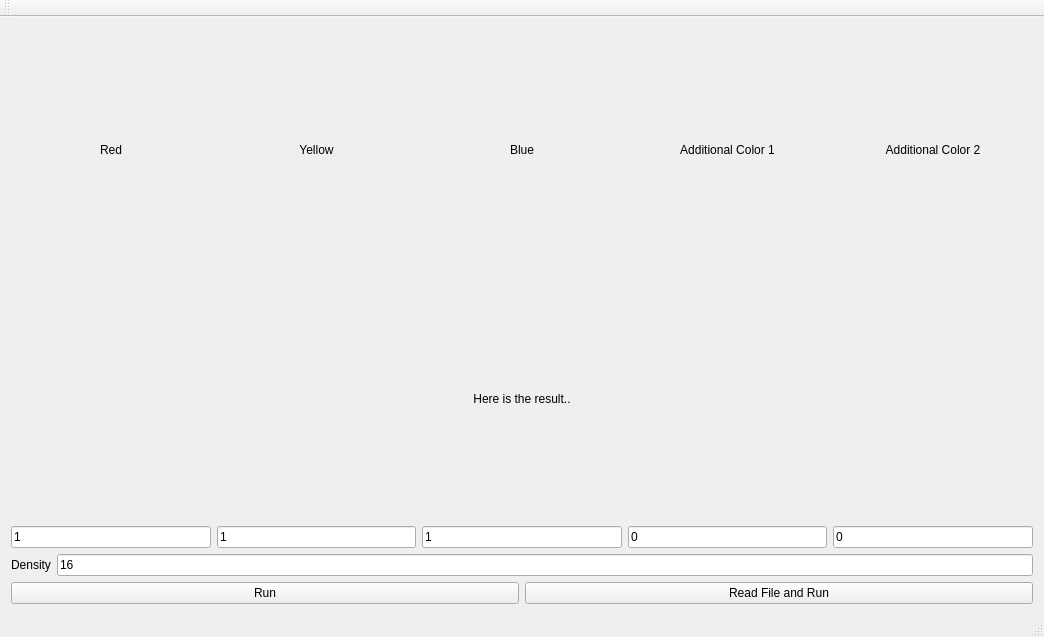
Before: the Qt Designer form src/mainwindow.ui in lheric/PerlinNoiseGenerator, drawn with Qt 5.
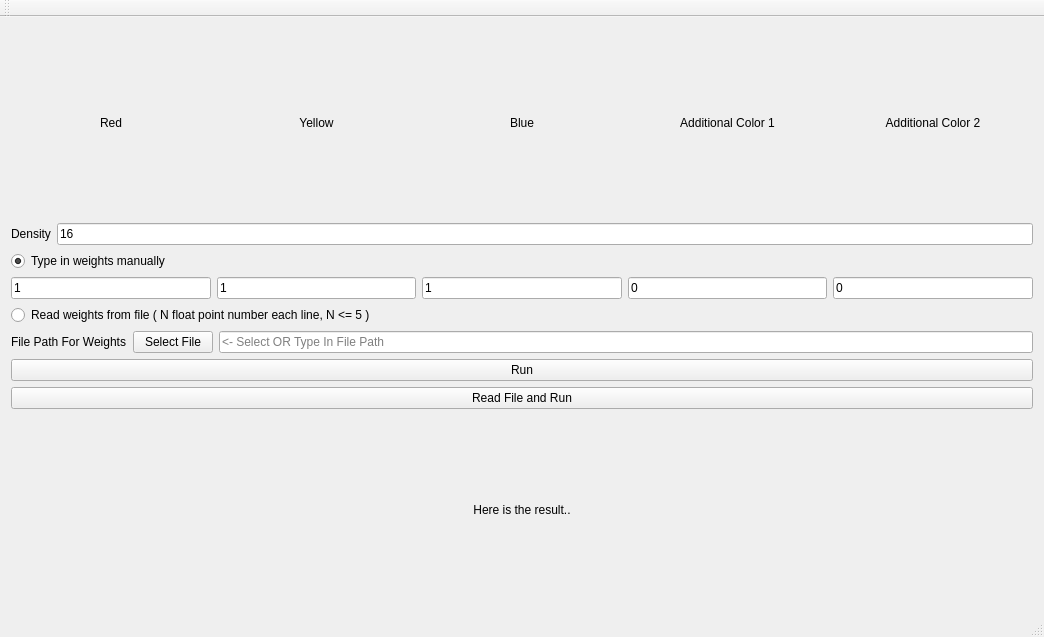
After: the same form once the commit is applied.

```diff
--- a/src/mainwindow.ui
+++ b/src/mainwindow.ui
@@ -82,24 +82,34 @@
      </layout>
     </item>
     <item>
-     <layout class="QHBoxLayout" name="horizontalLayout_2">
+     <layout class="QHBoxLayout" name="horizontalLayout_5">
       <item>
-       <widget class="QLabel" name="resultLabel">
-        <property name="sizePolicy">
-         <sizepolicy hsizetype="Preferred" vsizetype="Expanding">
-          <horstretch>0</horstretch>
-          <verstretch>0</verstretch>
-         </sizepolicy>
-        </property>
+       <widget class="QLabel" name="label">
         <property name="text">
-         <string>Here is the result..</string>
+         <string>Density</string>
         </property>
-        <property name="alignment">
-         <set>Qt::AlignCenter</set>
+       </widget>
+      </item>
+      <item>
+       <widget class="QLineEdit" name="densityLineEdit">
+        <property name="text">
+         <string>16</string>
         </property>
        </widget>
       </item>
      </layout>
+    </item>
+    <item>
+     <layout class="QVBoxLayout" name="verticalLayout_2">
+      <item>
+       <widget class="QRadioButton" name="radioButton_2">
+        <property name="text">
+         <string>Type in weights manually</string>
+        </property>
+        <property name="checked">
+         <bool>true</bool>
+        </property>
+       </widget>
     </item>
     <item>
      <layout class="QHBoxLayout" name="horizontalLayout">
@@ -141,32 +151,50 @@
      </layout>
     </item>
     <item>
-     <layout class="QHBoxLayout" name="horizontalLayout_5">
-      <item>
-       <widget class="QLabel" name="label">
+       <widget class="QRadioButton" name="radioButton">
         <property name="text">
-         <string>Density</string>
+         <string>Read weights from file ( N float point number each line, N &lt;= 5 )</string>
         </property>
        </widget>
-      </item>
-      <item>
-       <widget class="QLineEdit" name="densityLineEdit">
-        <property name="text">
-         <string>16</string>
-        </property>
-       </widget>
-      </item>
-     </layout>
     </item>
     <item>
      <layout class="QHBoxLayout" name="horizontalLayout_4">
       <item>
+         <widget class="QLabel" name="filePathForWeightsLabel">
+          <property name="text">
+           <string>File Path For Weights</string>
+          </property>
+         </widget>
+        </item>
+        <item>
+         <widget class="QPushButton" name="selectFileBtn">
+          <property name="text">
+           <string>Select File</string>
+          </property>
+         </widget>
+        </item>
+        <item>
+         <widget class="QLineEdit" name="filePathLineEdit">
+          <property name="placeholderText">
+           <string>&lt;- Select OR Type In File Path</string>
+          </property>
+         </widget>
+        </item>
+       </layout>
+      </item>
+     </layout>
+    </item>
+    <item>
+     <layout class="QVBoxLayout" name="verticalLayout_3">
+      <item>
        <widget class="QPushButton" name="runBtn">
         <property name="text">
          <string>Run</string>
         </property>
        </widget>
       </item>
+     </layout>
+    </item>
       <item>
        <widget class="QPushButton" name="readFileAndRunBtn">
         <property name="text">
@@ -174,6 +202,24 @@
         </property>
        </widget>
       </item>
+    <item>
+     <layout class="QHBoxLayout" name="horizontalLayout_2">
+      <item>
+       <widget class="QLabel" name="resultLabel">
+        <property name="sizePolicy">
+         <sizepolicy hsizetype="Preferred" vsizetype="Expanding">
+          <horstretch>0</horstretch>
+          <verstretch>0</verstretch>
+         </sizepolicy>
+        </property>
+        <property name="text">
+         <string>Here is the result..</string>
+        </property>
+        <property name="alignment">
+         <set>Qt::AlignCenter</set>
+        </property>
+       </widget>
+      </item>
      </layout>
     </item>
    </layout>
```
Left out of the diff: 2 changed lines with no effect on the pictures. Lines whose indentation alone changed are shown as unchanged.
